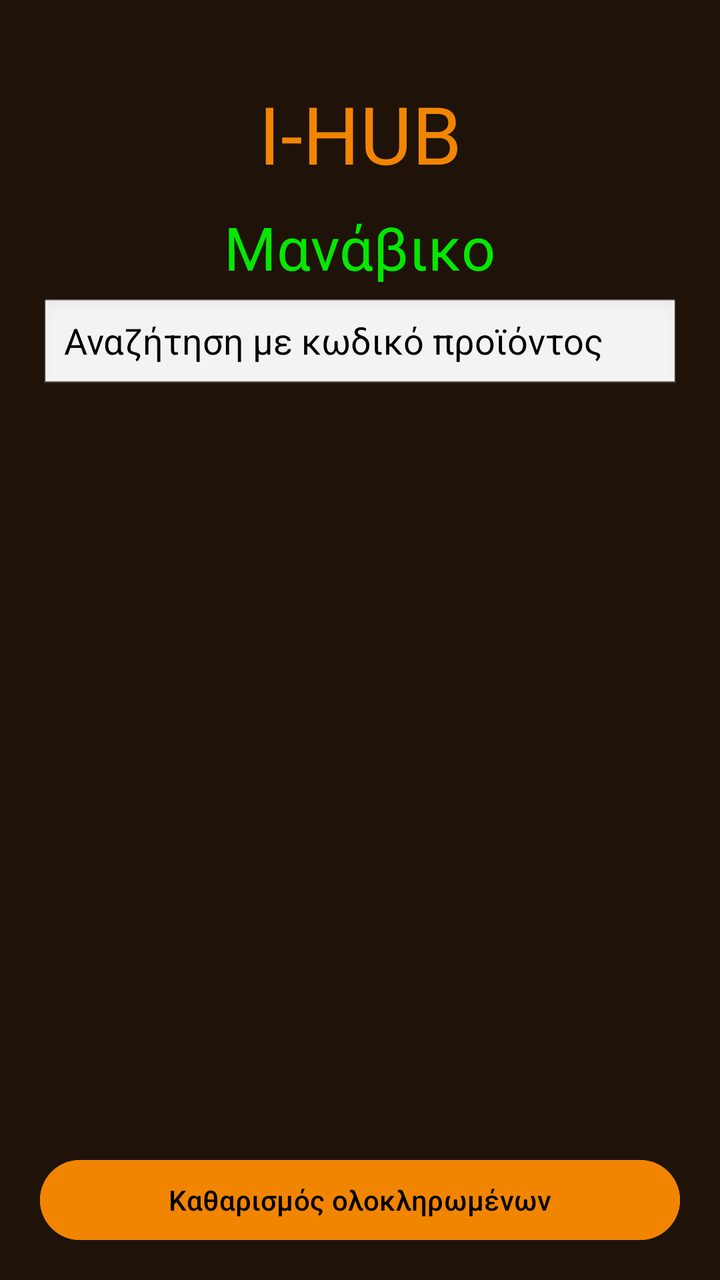
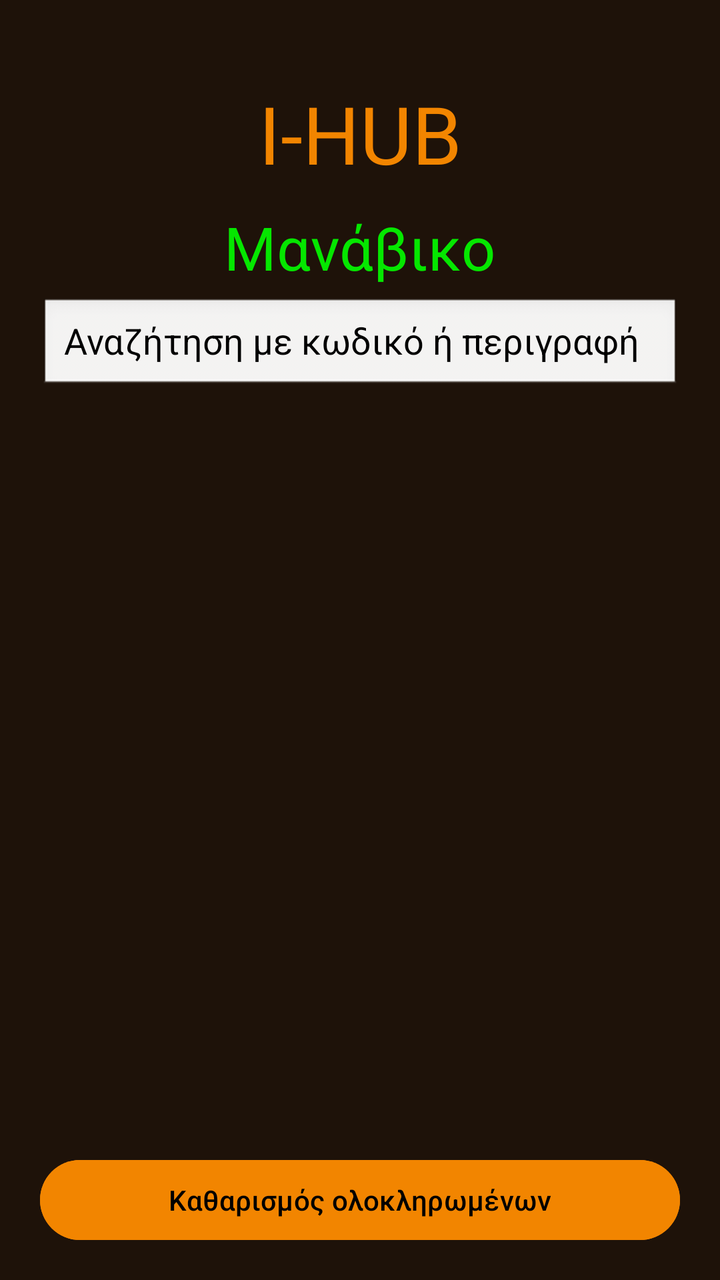

Screens rendered from an Android XML layout before and after an edit, with the pre-edit source and the edit as a unified diff.
<!-- AndroidManifest.xml: application theme Theme.IHUB -->
<!-- res/layout/grocery.xml -->
<?xml version="1.0" encoding="utf-8"?>
<androidx.constraintlayout.widget.ConstraintLayout xmlns:android="http://schemas.android.com/apk/res/android"
    android:layout_width="match_parent"
    android:layout_height="match_parent"
    xmlns:app="http://schemas.android.com/apk/res-auto"
    android:background="@color/brown">


    <TextView
        android:id="@+id/titleText"
        android:layout_width="wrap_content"
        android:layout_height="wrap_content"
        android:text="I-HUB"
        android:textColor="@color/orange"
        app:layout_constraintEnd_toEndOf="parent"
        app:layout_constraintStart_toStartOf="parent"
        app:layout_constraintTop_toTopOf="parent"
        android:textSize="40sp"
        android:layout_marginTop="40sp"/>

    <TextView
        android:id="@+id/groceryTitle"
        android:layout_width="wrap_content"
        android:layout_height="wrap_content"
        android:text="Μανάβικο"
        android:textSize="30sp"
        android:textColor="@color/sportygreen"
        app:layout_constraintTop_toBottomOf="@+id/titleText"
        app:layout_constraintStart_toStartOf="parent"
        app:layout_constraintEnd_toEndOf="parent"
        android:layout_marginTop="10dp"/>

    <EditText
        android:id="@+id/grocerySearch"
        android:layout_width="0dp"
        android:layout_height="48dp"
        android:hint="Αναζήτηση με κωδικό προϊόντος"
        android:inputType="number"
        android:singleLine="true"
        android:paddingStart="12dp"
        android:paddingEnd="12dp"
        android:background="@android:drawable/edit_text"
        android:textColor="@color/black"
        android:textColorHint="@color/black"
        android:layout_marginStart="20dp"
        android:layout_marginEnd="20dp"
        android:layout_marginTop="5dp"
        app:layout_constraintTop_toBottomOf="@id/groceryTitle"
        app:layout_constraintStart_toStartOf="parent"
        app:layout_constraintEnd_toEndOf="parent" />

    <ScrollView
        android:id="@+id/groceryRequestScroll"
        android:layout_width="0dp"
        android:layout_height="0dp"
        android:fillViewport="true"
        app:layout_constraintTop_toBottomOf="@id/grocerySearch"
        app:layout_constraintBottom_toTopOf="@+id/clearCompletedButton"
        app:layout_constraintStart_toStartOf="parent"
        app:layout_constraintEnd_toEndOf="parent">

        <LinearLayout
            android:id="@+id/groceryRequestList"
            android:layout_width="match_parent"
            android:layout_height="wrap_content"
            android:orientation="vertical"
            android:padding="12dp" />

    </ScrollView>

    <Button
        android:id="@+id/clearCompletedButton"
        android:layout_width="0dp"
        android:layout_height="wrap_content"
        android:text="Καθαρισμός ολοκληρωμένων"
        android:textColor="@color/black"
        android:backgroundTint="@color/orange"
        android:layout_marginStart="20dp"
        android:layout_marginEnd="20dp"
        android:layout_marginBottom="16dp"
        app:layout_constraintBottom_toBottomOf="parent"
        app:layout_constraintStart_toStartOf="parent"
        app:layout_constraintEnd_toEndOf="parent" />




</androidx.constraintlayout.widget.ConstraintLayout>
<!-- resources referenced by this layout -->
<resources>
  <color name="black">#FF000000</color>
  <color name="brown">#1E1209</color>
  <color name="orange">#F28500</color>
  <color name="sportygreen">#05E700</color>
  <style name="Theme.IHUB" parent="Base.Theme.IHUB" />
  <style name="Base.Theme.IHUB" parent="Theme.Material3.DayNight.NoActionBar">
          
          
      </style>
</resources>

<!-- the commit's change to res/layout/grocery.xml (unified diff, before → after) -->
@@ -34,8 +34,8 @@
         android:id="@+id/grocerySearch"
         android:layout_width="0dp"
         android:layout_height="48dp"
-        android:hint="Αναζήτηση με κωδικό προϊόντος"
-        android:inputType="number"
+        android:hint="Αναζήτηση με κωδικό ή περιγραφή "
+        android:inputType="text"
         android:singleLine="true"
         android:paddingStart="12dp"
         android:paddingEnd="12dp"
